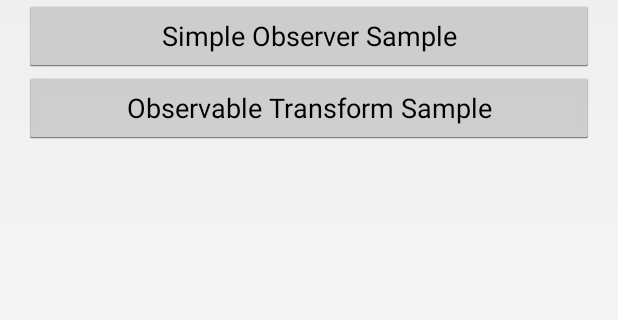
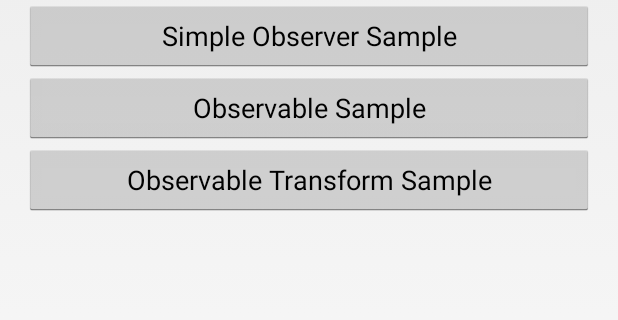
Before and after one commit to android10/Android-ReactiveProgramming, an Android app: the screen it shows after launch (MainActivity), on a phone screen of 412 x 824 dp, the part 384-704 px from its top. Run offline under Robolectric (Android 15) with nearby library versions, the phone set to English and light mode, and no system bars; our stand-ins replace ButterKnife.

Commit message:
Add observable sample activity.

```diff
--- a/app/src/main/res/layout/activity_main.xml
+++ b/app/src/main/res/layout/activity_main.xml
@@ -7,35 +7,36 @@
     android:paddingTop="@dimen/activity_vertical_margin"
     android:paddingBottom="@dimen/activity_vertical_margin"
     android:orientation="vertical"
-    tools:context=".MainActivity"
-    >
+    tools:context=".MainActivity">
 
     <TextView
         android:layout_width="match_parent"
         android:layout_height="wrap_content"
         android:text="@string/url"
-      android:gravity="center"
-      />
+        android:gravity="center" />
 
     <ImageView
         android:layout_width="match_parent"
         android:layout_height="wrap_content"
         android:src="@drawable/logo"
-      android:contentDescription="@string/string_content_description"
-      />
+        android:contentDescription="@string/string_content_description" />
 
     <Button
         android:id="@+id/btn_sampleObserver"
         android:layout_width="match_parent"
         android:layout_height="wrap_content"
-      android:text="@string/btn_text_load_sample_observer"
-      />
+        android:text="@string/btn_text_load_sample_observer" />
+
+    <Button
+        android:id="@+id/btn_sampleObservable"
+        android:layout_width="match_parent"
+        android:layout_height="wrap_content"
+        android:text="@string/btn_text_load_sample_observable" />
 
     <Button
         android:id="@+id/btn_sampleObservableTransformation"
         android:layout_width="match_parent"
         android:layout_height="wrap_content"
-      android:text="@string/btn_text_load_sample_observable_transformation"
-      />
+        android:text="@string/btn_text_load_sample_observable_transformation" />
 
 </LinearLayout>
--- a/app/src/main/res/values/strings.xml
+++ b/app/src/main/res/values/strings.xml
@@ -8,6 +8,7 @@
   <string name="app_sample_observable_transform">flatMap() vs concatMap()</string>
 
   <string name="btn_text_load_sample_observer">Simple Observer Sample</string>
+    <string name="btn_text_load_sample_observable">Observable Sample</string>
   <string name="btn_text_load_sample_observable_transformation">Observable Transform Sample</string>
 
   <string name="btn_text_flat_map">Observable.flatMap()</string>
--- a/build.gradle
+++ b/build.gradle
@@ -3,7 +3,7 @@ buildscript {
     jcenter()
   }
   dependencies {
-    classpath 'com.android.tools.build:gradle:1.0.0'
+    classpath 'com.android.tools.build:gradle:1.1.3'
   }
 }
 
```
Also changed, not shown: app/src/main/java/com/fernandocejas/android10/rx/sample/activity/SampleActivityObservable.java (added, +70 -0 lines). Lines whose indentation alone changed are shown as unchanged.
